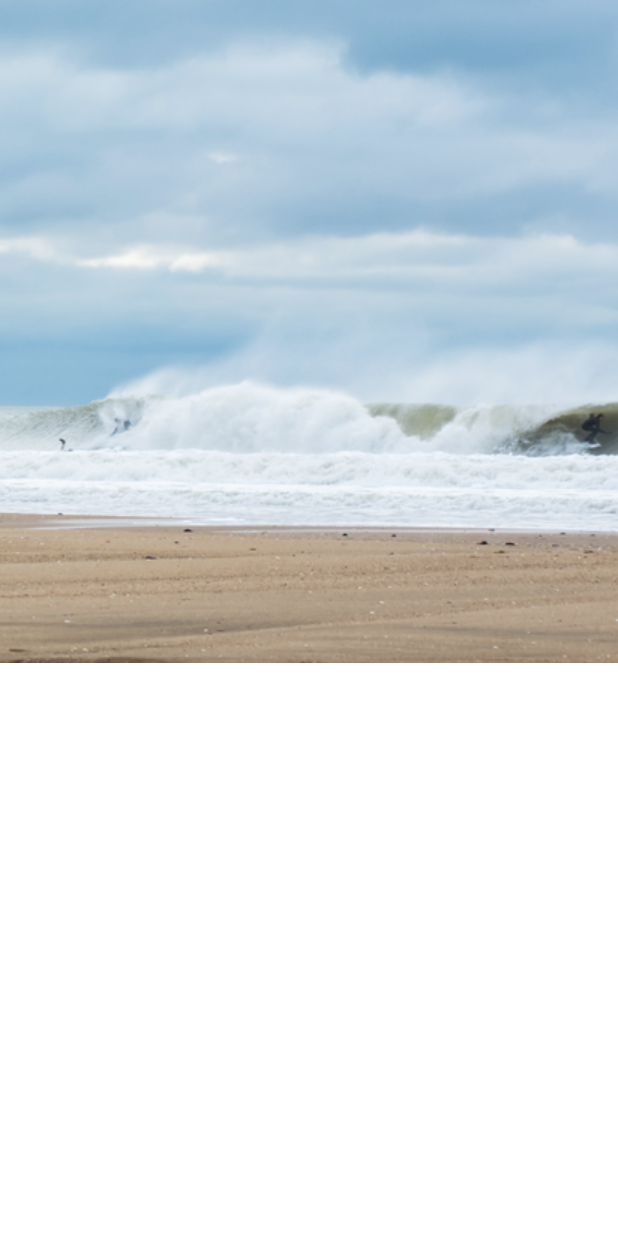
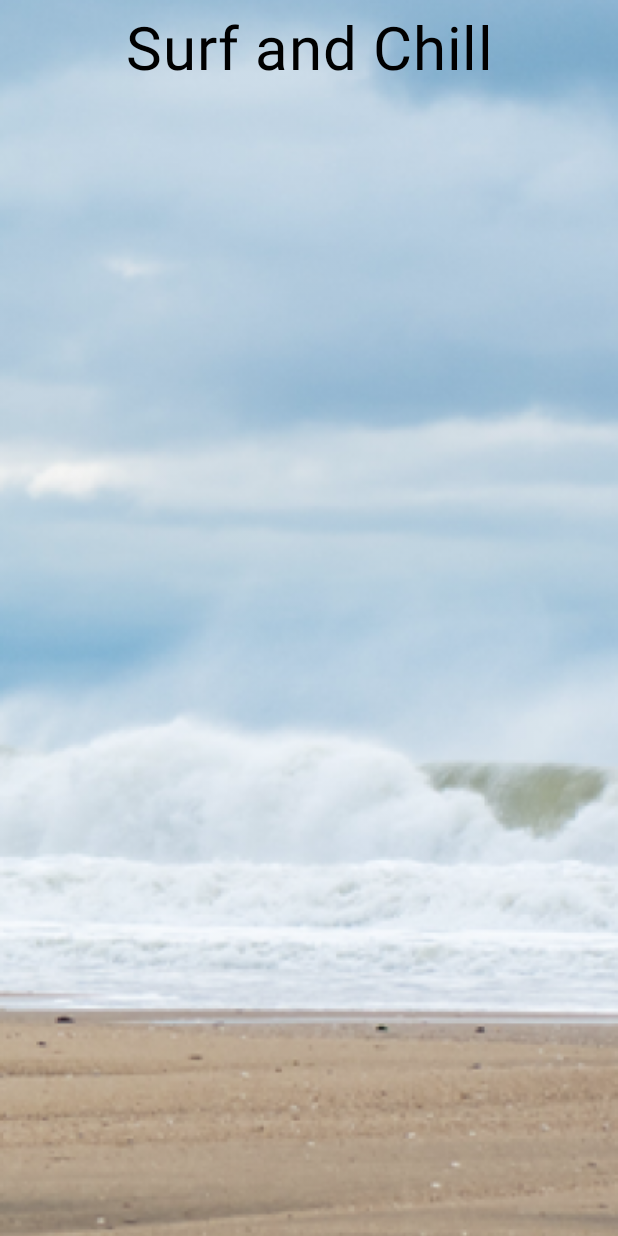
Before and after one commit to adatechschool/projet-collectif-mobile-front-surf-chill, an Android app built with Jetpack Compose: the @Preview function GreetingPreview, on a phone screen of 412 x 824 dp. Run offline under Robolectric (Android 15) with nearby library versions, the phone set to English and light mode, and no system bars.

Commit message:
image full screen + titre qui s'affiche

```diff
--- a/app/src/main/java/com/example/surfchill/MainActivity.kt
+++ b/app/src/main/java/com/example/surfchill/MainActivity.kt
@@ -13,16 +13,15 @@ import androidx.compose.ui.res.painterResource
 import androidx.compose.ui.tooling.preview.Preview
 import com.example.surfchill.ui.theme.SurfChillTheme
 import androidx.compose.foundation.Image
-import androidx.compose.foundation.layout.Arrangement
-import androidx.compose.foundation.layout.Box
 import androidx.compose.foundation.layout.Column
+import androidx.compose.foundation.layout.fillMaxHeight
+import androidx.compose.foundation.layout.fillMaxWidth
 import androidx.compose.foundation.layout.padding
 import androidx.compose.ui.layout.ContentScale
 import androidx.compose.ui.res.stringResource
 import androidx.compose.ui.text.style.TextAlign
 import androidx.compose.ui.unit.dp
 import androidx.compose.ui.unit.sp
-
 
 class MainActivity : ComponentActivity() {
     override fun onCreate(savedInstanceState: Bundle?) {
@@ -34,9 +33,8 @@ class MainActivity : ComponentActivity() {
                     modifier = Modifier.fillMaxSize(),
                     color = MaterialTheme.colorScheme.background
                 ) {
-                    GreetingImage(
-                        stringResource(R.string.app_name),
-                    )
+                    HomeScreen() //(stringResource(R.string.app_name),
+
                 }
             }
         }
@@ -44,38 +42,67 @@ class MainActivity : ComponentActivity() {
 }
 
 @Composable
-fun GreetingText(message: String, modifier: Modifier = Modifier) {
+fun HomeScreen(modifier: Modifier = Modifier) {
     Column(
-        verticalArrangement = Arrangement.Center,
         modifier = Modifier
+            .fillMaxSize()
+            .padding(0.dp)
     ) {
+        Image(
+            painter = painterResource(id= R.drawable.bud_bud_vendee),
+            contentDescription = null,
+            modifier = Modifier
+                .fillMaxWidth()
+                .fillMaxHeight(),
+            contentScale = ContentScale.Crop,
+            alpha = 0.9F
+        )}}
+
+@Composable
+fun TitleApp(message: String, modifier: Modifier = Modifier) {
         Text(
-            text = message,
-            fontSize = 48.sp,
-            lineHeight = 100.sp,
+            text = "Surf and Chill",
+            fontSize = 40.sp,
+            lineHeight = 66.sp,
             textAlign = TextAlign.Center,
+
             modifier = Modifier
-                .padding(8.dp)
-        )
+                .fillMaxWidth()
+                .padding(bottom = 16.dp)
+        )}
+
+//@Composable
+//fun ButtonGo(){
+        //Button(
+            //onClick = { /* Handle button click */ },
+            //modifier = Modifier
+                //.fillMaxWidth()
+                //.height(50.dp)
+        //)
+//}
+
+//@Composable
+//fun GreetingText(message: String, modifier: Modifier = Modifier) {
+    //Column(
+        //verticalArrangement = Arrangement.Center,
+        //modifier = modifier.padding(8.dp)
+    //) {
+        //Text(
+            //text = message,
+            //fontSize = 40.sp,
+            //lineHeight = 66.sp,
+            //textAlign = TextAlign.Center,
+            //modifier = Modifier
+        //)
+    //}
+//}
+
+
+@Preview(showBackground = true, showSystemUi = true)
+@Composable
+fun GreetingPreview() {
+    SurfChillTheme {
+        HomeScreen()
+        TitleApp(stringResource(id = R.string.app_name))
     }
 }
-
-@Preview(showBackground = true)
-@Composable
-private fun GreetingPreview() {
-    SurfChillTheme {
-        GreetingImage(stringResource(R.string.app_name))
-    }
-}
-
-@Composable
-fun GreetingImage(message: String, modifier: Modifier = Modifier) {
-    val image= painterResource(R.drawable.bud_bud_vendee)
-    Box {
-        Image(painter = image,
-            contentDescription = null,
-            contentScale = ContentScale.Crop,
-            alpha = 0.9f
-        )
-    }
-}
```
Also changed, not shown: app/src/main/res/drawable-nodpi/bouton.png (added), app/src/main/res/drawable-nodpi/bud_bud_vendee.png, app/src/main/res/drawable/bud_bud_vendee.png (deleted), 1 other file.
